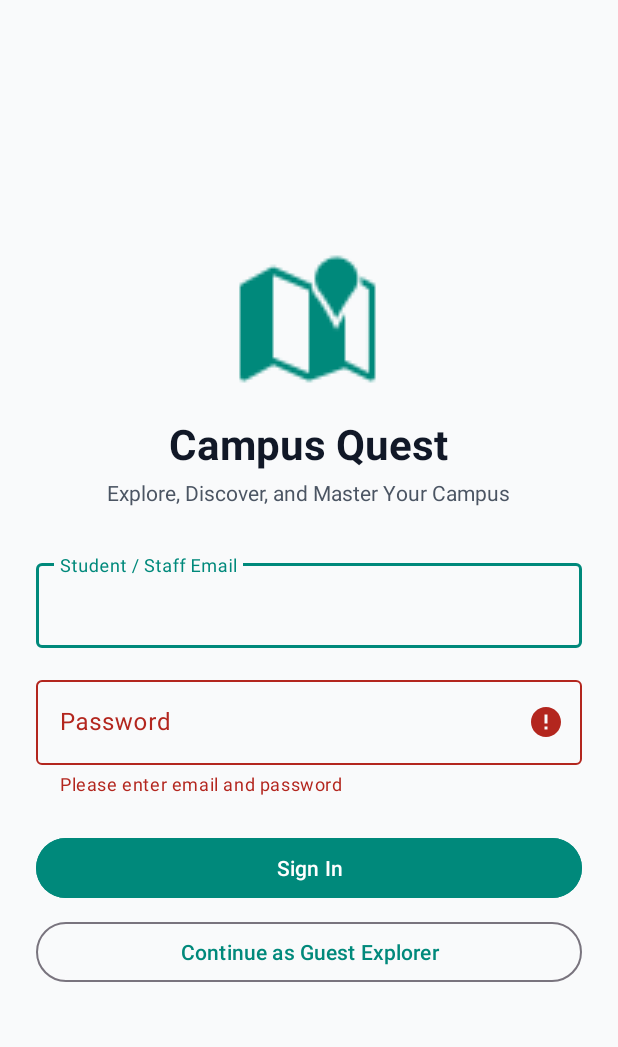
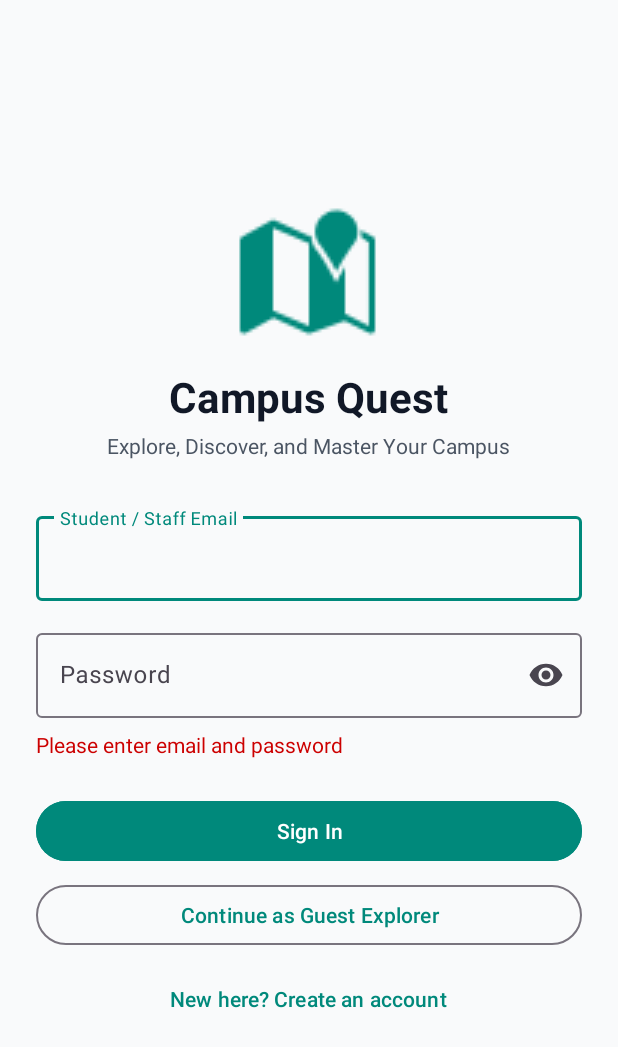
Before and after one commit to Rajithan-Pathmanathan/campus-quest, an Android app: the screen it shows after launch (MainActivity), after a tap on "Sign In", on a phone screen of 412 x 824 dp. Shown: the top 1047 px of the screen. Run offline under Robolectric (Android 15) with nearby library versions, the phone set to English and light mode, and no system bars; our stand-ins replace Firebase (no records; nobody signed in at launch, a user with empty details on screens opened directly).

Commit message:
feat(m1): use Firebase auth with mock fallback and add create-account mode

```diff
--- a/app/src/main/java/com/campusquest/ui/auth/LoginFragment.kt
+++ b/app/src/main/java/com/campusquest/ui/auth/LoginFragment.kt
@@ -37,26 +37,50 @@ class LoginFragment : Fragment() {
         super.onViewCreated(view, savedInstanceState)
 
         binding.btnLogin.setOnClickListener {
-            viewModel.login(
-                binding.etEmail.text?.toString().orEmpty(),
-                binding.etPassword.text?.toString().orEmpty()
-            )
+            val email = binding.etEmail.text?.toString().orEmpty()
+            val password = binding.etPassword.text?.toString().orEmpty()
+            if (viewModel.isRegisterMode.value) {
+                viewModel.register(
+                    email = email,
+                    password = password,
+                    displayName = binding.etDisplayName.text?.toString().orEmpty()
+                )
+            } else {
+                viewModel.login(email, password)
+            }
         }
         binding.btnGuestLogin.setOnClickListener { viewModel.continueAsGuest() }
+        binding.btnToggleMode.setOnClickListener { viewModel.toggleMode() }
 
         viewLifecycleOwner.lifecycleScope.launch {
             viewLifecycleOwner.repeatOnLifecycle(Lifecycle.State.STARTED) {
-                viewModel.uiState.collect { render(it) }
+                launch { viewModel.uiState.collect { renderState(it) } }
+                launch { viewModel.isRegisterMode.collect { renderMode(it) } }
             }
         }
     }
 
-    private fun render(state: UiState<AuthUser>) {
+    private fun renderMode(register: Boolean) {
+        binding.tilDisplayName.isVisible = register
+        binding.btnGuestLogin.isVisible = !register
+        binding.btnLogin.text = getString(
+            if (register) R.string.login_create_account_button else R.string.login_button
+        )
+        binding.btnToggleMode.text = getString(
+            if (register) R.string.login_toggle_to_login else R.string.login_toggle_to_register
+        )
+    }
+
+    private fun renderState(state: UiState<AuthUser>) {
         val loading = state is UiState.Loading
         binding.progressBar.isVisible = loading
         binding.btnLogin.isEnabled = !loading
         binding.btnGuestLogin.isEnabled = !loading
-        binding.tilPassword.error = (state as? UiState.Error)?.message
+        binding.btnToggleMode.isEnabled = !loading
+
+        val error = (state as? UiState.Error)?.message
+        binding.tvError.isVisible = error != null
+        binding.tvError.text = error
 
         if (state is UiState.Success &&
             findNavController().currentDestination?.id == R.id.loginFragment
--- a/app/src/main/java/com/campusquest/ui/auth/LoginViewModel.kt
+++ b/app/src/main/java/com/campusquest/ui/auth/LoginViewModel.kt
@@ -19,12 +19,34 @@ class LoginViewModel(
     private val _uiState = MutableStateFlow<UiState<AuthUser>>(UiState.Idle)
     val uiState: StateFlow<UiState<AuthUser>> = _uiState.asStateFlow()
 
+    private val _isRegisterMode = MutableStateFlow(false)
+    val isRegisterMode: StateFlow<Boolean> = _isRegisterMode.asStateFlow()
+
+    fun toggleMode() {
+        if (_uiState.value is UiState.Loading) return
+        _isRegisterMode.value = !_isRegisterMode.value
+        _uiState.value = UiState.Idle
+    }
+
     fun login(email: String, password: String) {
         if (email.isBlank() || password.isBlank()) {
             _uiState.value = UiState.Error("Please enter email and password")
             return
         }
         submit { authRepository.signInWithEmail(email.trim(), password) }
+    }
+
+    fun register(email: String, password: String, displayName: String) {
+        when {
+            displayName.isBlank() ->
+                _uiState.value = UiState.Error("Please enter your name")
+            !email.contains("@") ->
+                _uiState.value = UiState.Error("Please enter a valid email address")
+            password.length < 6 ->
+                _uiState.value = UiState.Error("Password must be at least 6 characters")
+            else ->
+                submit { authRepository.signUpWithEmail(email.trim(), password, displayName.trim()) }
+        }
     }
 
     fun continueAsGuest() = submit { authRepository.signInAnonymously() }
--- a/app/src/main/java/com/campusquest/ui/common/AppProviders.kt
+++ b/app/src/main/java/com/campusquest/ui/common/AppProviders.kt
@@ -1,5 +1,6 @@
 package com.campusquest.ui.common
 
+import android.util.Log
 import com.campusquest.CampusQuestApplication
 import com.campusquest.data.mock.MockAuthRepository
 import com.campusquest.data.repository.AuthRepositoryImpl
@@ -7,18 +8,22 @@ import com.campusquest.domain.repository.AuthRepository
 import com.campusquest.domain.repository.GameRepository
 import com.google.firebase.auth.FirebaseAuth
 
-/**
- * Single place where M1 ViewModels get their repositories.
- * Set USE_REAL_AUTH = true once M5 confirms Firebase Auth (Email/Password + Anonymous) is enabled.
- */
+/** Single place where M1 ViewModels get their repositories. */
 object AppProviders {
-
-    private const val USE_REAL_AUTH = false
 
     val gameRepository: GameRepository
         get() = CampusQuestApplication.instance.gameRepository
 
-    val authRepository: AuthRepository by lazy {
-        if (USE_REAL_AUTH) AuthRepositoryImpl(FirebaseAuth.getInstance()) else MockAuthRepository()
+    /**
+     * Uses M5's Firebase auth. The mock is used only when Firebase cannot start at all
+     * (for example, google-services.json is missing), never when a sign-in fails.
+     */
+    val authRepository: AuthRepository by lazy { createAuthRepository() }
+
+    private fun createAuthRepository(): AuthRepository = try {
+        AuthRepositoryImpl(FirebaseAuth.getInstance())
+    } catch (e: Exception) {
+        Log.w("AppProviders", "Firebase Auth is unavailable, using mock auth", e)
+        MockAuthRepository()
     }
 }
--- a/app/src/main/res/layout/fragment_login.xml
+++ b/app/src/main/res/layout/fragment_login.xml
@@ -1,48 +1,68 @@
 <?xml version="1.0" encoding="utf-8"?>
-<LinearLayout xmlns:android="http://schemas.android.com/apk/res/android"
+<ScrollView xmlns:android="http://schemas.android.com/apk/res/android"
     xmlns:app="http://schemas.android.com/apk/res-auto"
-    xmlns:tools="http://schemas.android.com/tools"
     android:layout_width="match_parent"
     android:layout_height="match_parent"
+    android:background="@color/background_light"
+    android:fillViewport="true">
+
+    <LinearLayout
+        android:layout_width="match_parent"
+        android:layout_height="match_parent"
+        android:gravity="center"
         android:orientation="vertical"
-    android:gravity="center"
-    android:padding="@dimen/spacing_l"
-    android:background="@color/background_light">
+        android:padding="@dimen/spacing_l">
 
         <ImageView
             android:id="@+id/iv_logo"
             android:layout_width="96dp"
             android:layout_height="96dp"
+            android:contentDescription="@string/app_name"
             android:src="@android:drawable/ic_dialog_map"
-        app:tint="@color/primary_emerald"
-        android:contentDescription="@string/app_name" />
+            app:tint="@color/primary_emerald" />
 
         <TextView
             android:id="@+id/tv_title"
             android:layout_width="wrap_content"
             android:layout_height="wrap_content"
+            android:layout_marginTop="@dimen/spacing_m"
             android:text="@string/app_name"
+            android:textColor="@color/text_primary"
             android:textSize="28sp"
-        android:textStyle="bold"
-        android:textColor="@color/text_primary"
-        android:layout_marginTop="@dimen/spacing_m" />
+            android:textStyle="bold" />
 
         <TextView
             android:id="@+id/tv_subtitle"
             android:layout_width="wrap_content"
             android:layout_height="wrap_content"
+            android:layout_marginTop="@dimen/spacing_xs"
+            android:layout_marginBottom="@dimen/spacing_xl"
             android:text="@string/tagline"
             android:textColor="@color/text_secondary"
-        android:textSize="14sp"
-        android:layout_marginTop="@dimen/spacing_xs"
-        android:layout_marginBottom="@dimen/spacing_xl" />
+            android:textSize="14sp" />
+
+        <com.google.android.material.textfield.TextInputLayout
+            android:id="@+id/til_display_name"
+            style="@style/Widget.Material3.TextInputLayout.OutlinedBox"
+            android:layout_width="match_parent"
+            android:layout_height="wrap_content"
+            android:layout_marginBottom="@dimen/spacing_m"
+            android:hint="@string/login_display_name_hint"
+            android:visibility="gone">
+
+            <com.google.android.material.textfield.TextInputEditText
+                android:id="@+id/et_display_name"
+                android:layout_width="match_parent"
+                android:layout_height="wrap_content"
+                android:inputType="textPersonName" />
+        </com.google.android.material.textfield.TextInputLayout>
 
         <com.google.android.material.textfield.TextInputLayout
             android:id="@+id/til_email"
+            style="@style/Widget.Material3.TextInputLayout.OutlinedBox"
             android:layout_width="match_parent"
             android:layout_height="wrap_content"
-        android:hint="@string/login_email_hint"
-        style="@style/Widget.Material3.TextInputLayout.OutlinedBox">
+            android:hint="@string/login_email_hint">
 
             <com.google.android.material.textfield.TextInputEditText
                 android:id="@+id/et_email"
@@ -53,11 +73,12 @@
 
         <com.google.android.material.textfield.TextInputLayout
             android:id="@+id/til_password"
+            style="@style/Widget.Material3.TextInputLayout.OutlinedBox"
             android:layout_width="match_parent"
             android:layout_height="wrap_content"
+            android:layout_marginTop="@dimen/spacing_m"
             android:hint="@string/login_password_hint"
-        android:layout_marginTop="@dimen/spacing_m"
-        style="@style/Widget.Material3.TextInputLayout.OutlinedBox">
+            app:endIconMode="password_toggle">
 
             <com.google.android.material.textfield.TextInputEditText
                 android:id="@+id/et_password"
@@ -66,27 +87,44 @@
                 android:inputType="textPassword" />
         </com.google.android.material.textfield.TextInputLayout>
 
+        <TextView
+            android:id="@+id/tv_error"
+            android:layout_width="match_parent"
+            android:layout_height="wrap_content"
+            android:layout_marginTop="@dimen/spacing_s"
+            android:textColor="@android:color/holo_red_dark"
+            android:visibility="gone" />
+
         <com.google.android.material.button.MaterialButton
             android:id="@+id/btn_login"
             android:layout_width="match_parent"
             android:layout_height="wrap_content"
-        android:text="@string/login_button"
+            android:layout_marginTop="@dimen/spacing_l"
             android:backgroundTint="@color/primary_emerald"
-        android:layout_marginTop="@dimen/spacing_l" />
+            android:text="@string/login_button" />
 
         <com.google.android.material.button.MaterialButton
             android:id="@+id/btn_guest_login"
+            style="@style/Widget.Material3.Button.OutlinedButton"
             android:layout_width="match_parent"
             android:layout_height="wrap_content"
-        android:text="@string/anonymous_login_button"
-        style="@style/Widget.Material3.Button.OutlinedButton"
-        android:layout_marginTop="@dimen/spacing_s" />
+            android:layout_marginTop="@dimen/spacing_s"
+            android:text="@string/anonymous_login_button" />
+
+        <com.google.android.material.button.MaterialButton
+            android:id="@+id/btn_toggle_mode"
+            style="@style/Widget.Material3.Button.TextButton"
+            android:layout_width="wrap_content"
+            android:layout_height="wrap_content"
+            android:layout_marginTop="@dimen/spacing_s"
+            android:text="@string/login_toggle_to_register" />
 
         <ProgressBar
             android:id="@+id/progress_bar"
             android:layout_width="wrap_content"
             android:layout_height="wrap_content"
-        android:visibility="gone"
-        android:layout_marginTop="@dimen/spacing_m" />
+            android:layout_marginTop="@dimen/spacing_m"
+            android:visibility="gone" />
 
     </LinearLayout>
+</ScrollView>
--- a/app/src/main/res/values/strings_m1.xml
+++ b/app/src/main/res/values/strings_m1.xml
@@ -14,4 +14,9 @@
         <item quantity="one">📍 %1$d Checkpoint</item>
         <item quantity="other">📍 %1$d Checkpoints</item>
     </plurals>
+
+    <string name="login_display_name_hint">Your name</string>
+    <string name="login_create_account_button">Create account</string>
+    <string name="login_toggle_to_register">New here? Create an account</string>
+    <string name="login_toggle_to_login">Already have an account? Sign in</string>
 </resources>
```
Also changed, not shown: 1 other file. Lines whose indentation alone changed are shown as unchanged.
